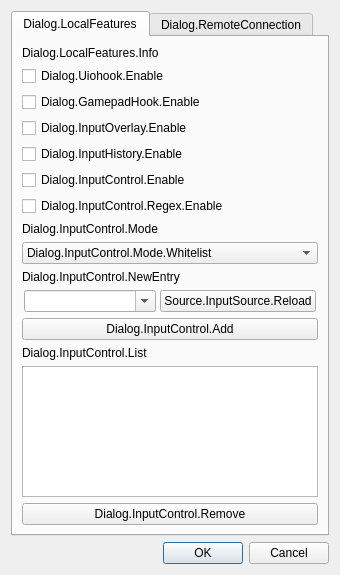
Above: io-obs/gui/io_settings_dialog.ui from univrsal/input-overlay before the change. Below: the same form after it.
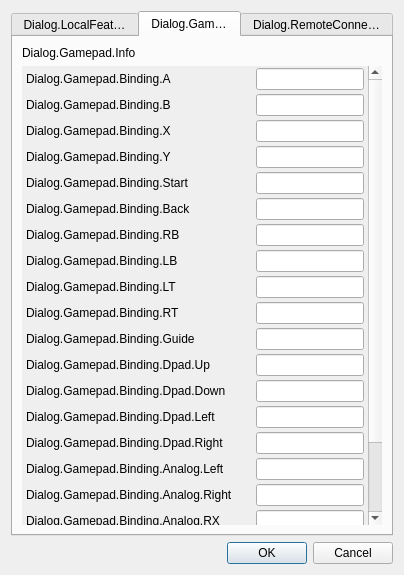
That is the form after the change.

Commit message: gamepad button binding gui

```diff
--- a/io-obs/gui/io_settings_dialog.ui
+++ b/io-obs/gui/io_settings_dialog.ui
@@ -6,7 +6,7 @@
    <rect>
     <x>0</x>
     <y>0</y>
-    <width>340</width>
+    <width>404</width>
     <height>575</height>
    </rect>
   </property>
@@ -35,11 +35,14 @@
       <enum>QTabWidget::Rounded</enum>
      </property>
      <property name="currentIndex">
-      <number>0</number>
+      <number>1</number>
      </property>
      <property name="elideMode">
       <enum>Qt::ElideRight</enum>
      </property>
+     <property name="documentMode">
+      <bool>false</bool>
+     </property>
      <property name="tabsClosable">
       <bool>false</bool>
      </property>
@@ -210,6 +213,1056 @@
        </item>
       </layout>
      </widget>
+     <widget class="QWidget" name="tab_gamepad">
+      <attribute name="title">
+       <string>Dialog.Gamepad</string>
+      </attribute>
+      <layout class="QVBoxLayout" name="verticalLayout_3">
+       <item>
+        <widget class="QLabel" name="lbl_bindings">
+         <property name="text">
+          <string>Dialog.Gamepad.Info</string>
+         </property>
+        </widget>
+       </item>
+       <item>
+        <widget class="QScrollArea" name="scrollArea">
+         <property name="frameShape">
+          <enum>QFrame::NoFrame</enum>
+         </property>
+         <property name="widgetResizable">
+          <bool>true</bool>
+         </property>
+         <widget class="QWidget" name="scrollAreaWidgetContents">
+          <property name="geometry">
+           <rect>
+            <x>0</x>
+            <y>0</y>
+            <width>396</width>
+            <height>735</height>
+           </rect>
+          </property>
+          <layout class="QVBoxLayout" name="verticalLayout_5">
+           <property name="spacing">
+            <number>0</number>
+           </property>
+           <property name="margin">
+            <number>0</number>
+           </property>
+           <item>
+            <widget class="QFrame" name="a">
+             <property name="frameShape">
+              <enum>QFrame::NoFrame</enum>
+             </property>
+             <property name="frameShadow">
+              <enum>QFrame::Raised</enum>
+             </property>
+             <layout class="QHBoxLayout" name="horizontalLayout_2">
+              <property name="spacing">
+               <number>4</number>
+              </property>
+              <property name="leftMargin">
+               <number>4</number>
+              </property>
+              <property name="topMargin">
+               <number>2</number>
+              </property>
+              <property name="rightMargin">
+               <number>4</number>
+              </property>
+              <property name="bottomMargin">
+               <number>2</number>
+              </property>
+              <item>
+               <widget class="QLabel" name="lbl_a">
+                <property name="text">
+                 <string>Dialog.Gamepad.Binding.A</string>
+                </property>
+               </widget>
+              </item>
+              <item>
+               <widget class="QLineEdit" name="txt_a">
+                <property name="sizePolicy">
+                 <sizepolicy hsizetype="Fixed" vsizetype="Fixed">
+                  <horstretch>0</horstretch>
+                  <verstretch>0</verstretch>
+                 </sizepolicy>
+                </property>
+                <property name="inputMask">
+                 <string>09; </string>
+                </property>
+                <property name="readOnly">
+                 <bool>false</bool>
+                </property>
+               </widget>
+              </item>
+             </layout>
+            </widget>
+           </item>
+           <item>
+            <widget class="QFrame" name="b">
+             <property name="frameShape">
+              <enum>QFrame::NoFrame</enum>
+             </property>
+             <property name="frameShadow">
+              <enum>QFrame::Raised</enum>
+             </property>
+             <layout class="QHBoxLayout" name="horizontalLayout_3">
+              <property name="spacing">
+               <number>4</number>
+              </property>
+              <property name="leftMargin">
+               <number>4</number>
+              </property>
+              <property name="topMargin">
+               <number>2</number>
+              </property>
+              <property name="rightMargin">
+               <number>4</number>
+              </property>
+              <property name="bottomMargin">
+               <number>2</number>
+              </property>
+              <item>
+               <widget class="QLabel" name="lbl_b">
+                <property name="text">
+                 <string>Dialog.Gamepad.Binding.B</string>
+                </property>
+               </widget>
+              </item>
+              <item>
+               <widget class="QLineEdit" name="txt_b">
+                <property name="sizePolicy">
+                 <sizepolicy hsizetype="Fixed" vsizetype="Fixed">
+                  <horstretch>0</horstretch>
+                  <verstretch>0</verstretch>
+                 </sizepolicy>
+                </property>
+                <property name="inputMask">
+                 <string>09; </string>
+                </property>
+                <property name="readOnly">
+                 <bool>false</bool>
+                </property>
+               </widget>
+              </item>
+             </layout>
+            </widget>
+           </item>
+           <item>
+            <widget class="QFrame" name="x">
+             <property name="frameShape">
+              <enum>QFrame::NoFrame</enum>
+             </property>
+             <property name="frameShadow">
+              <enum>QFrame::Raised</enum>
+             </property>
+             <layout class="QHBoxLayout" name="horizontalLayout_4">
+              <property name="spacing">
+               <number>4</number>
+              </property>
+              <property name="leftMargin">
+               <number>4</number>
+              </property>
+              <property name="topMargin">
+               <number>2</number>
+              </property>
+              <property name="rightMargin">
+               <number>4</number>
+              </property>
+              <property name="bottomMargin">
+               <number>2</number>
+              </property>
+              <item>
+               <widget class="QLabel" name="lbl_x">
+                <property name="text">
+                 <string>Dialog.Gamepad.Binding.X</string>
+                </property>
+               </widget>
+              </item>
+              <item>
+               <widget class="QLineEdit" name="txt_x">
+                <property name="sizePolicy">
+                 <sizepolicy hsizetype="Fixed" vsizetype="Fixed">
+                  <horstretch>0</horstretch>
+                  <verstretch>0</verstretch>
+                 </sizepolicy>
+                </property>
+                <property name="inputMask">
+                 <string>09; </string>
+                </property>
+                <property name="readOnly">
+                 <bool>false</bool>
+                </property>
+               </widget>
+              </item>
+             </layout>
+            </widget>
+           </item>
+           <item>
+            <widget class="QFrame" name="y">
+             <property name="frameShape">
+              <enum>QFrame::NoFrame</enum>
+             </property>
+             <property name="frameShadow">
+              <enum>QFrame::Raised</enum>
+             </property>
+             <layout class="QHBoxLayout" name="horizontalLayout_5">
+              <property name="spacing">
+               <number>4</number>
+              </property>
+              <property name="leftMargin">
+               <number>4</number>
+              </property>
+              <property name="topMargin">
+               <number>2</number>
+              </property>
+              <property name="rightMargin">
+               <number>4</number>
+              </property>
+              <property name="bottomMargin">
+               <number>2</number>
+              </property>
+              <item>
+               <widget class="QLabel" name="lbl_y">
+                <property name="text">
+                 <string>Dialog.Gamepad.Binding.Y</string>
+                </property>
+               </widget>
+              </item>
+              <item>
+               <widget class="QLineEdit" name="txt_y">
+                <property name="sizePolicy">
+                 <sizepolicy hsizetype="Fixed" vsizetype="Fixed">
+                  <horstretch>0</horstretch>
+                  <verstretch>0</verstretch>
+                 </sizepolicy>
+                </property>
+                <property name="inputMask">
+                 <string>09; </string>
+                </property>
+                <property name="readOnly">
+                 <bool>false</bool>
+                </property>
+               </widget>
+              </item>
+             </layout>
+            </widget>
+           </item>
+           <item>
+            <widget class="QFrame" name="start">
+             <property name="frameShape">
+              <enum>QFrame::NoFrame</enum>
+             </property>
+             <property name="frameShadow">
+              <enum>QFrame::Raised</enum>
+             </property>
+             <layout class="QHBoxLayout" name="horizontalLayout_6">
+              <property name="spacing">
+               <number>4</number>
+              </property>
+              <property name="leftMargin">
+               <number>4</number>
+              </property>
+              <property name="topMargin">
+               <number>2</number>
+              </property>
+              <property name="rightMargin">
+               <number>4</number>
+              </property>
+              <property name="bottomMargin">
+               <number>2</number>
+              </property>
+              <item>
+               <widget class="QLabel" name="lbl_start">
+                <property name="text">
+                 <string>Dialog.Gamepad.Binding.Start</string>
+                </property>
+               </widget>
+              </item>
+              <item>
+               <widget class="QLineEdit" name="txt_start">
+                <property name="sizePolicy">
+                 <sizepolicy hsizetype="Fixed" vsizetype="Fixed">
+                  <horstretch>0</horstretch>
+                  <verstretch>0</verstretch>
+                 </sizepolicy>
+                </property>
+                <property name="inputMask">
+                 <string>09; </string>
+                </property>
+                <property name="readOnly">
+                 <bool>false</bool>
+                </property>
+               </widget>
+              </item>
+             </layout>
+            </widget>
+           </item>
+           <item>
+            <widget class="QFrame" name="back">
+             <property name="frameShape">
+              <enum>QFrame::NoFrame</enum>
+             </property>
+             <property name="frameShadow">
+              <enum>QFrame::Raised</enum>
+             </property>
+             <layout class="QHBoxLayout" name="horizontalLayout_7">
+              <property name="spacing">
+               <number>4</number>
+              </property>
+              <property name="leftMargin">
+               <number>4</number>
+              </property>
+              <property name="topMargin">
+               <number>2</number>
+              </property>
+              <property name="rightMargin">
+               <number>4</number>
+              </property>
+              <property name="bottomMargin">
+               <number>2</number>
+              </property>
+              <item>
+               <widget class="QLabel" name="lbl_back">
+                <property name="text">
+                 <string>Dialog.Gamepad.Binding.Back</string>
+                </property>
+               </widget>
+              </item>
+              <item>
+               <widget class="QLineEdit" name="txt_back">
+                <property name="sizePolicy">
+                 <sizepolicy hsizetype="Fixed" vsizetype="Fixed">
+                  <horstretch>0</horstretch>
+                  <verstretch>0</verstretch>
+                 </sizepolicy>
+                </property>
+                <property name="inputMask">
+                 <string>09; </string>
+                </property>
+                <property name="readOnly">
+                 <bool>false</bool>
+                </property>
+               </widget>
+              </item>
+             </layout>
+            </widget>
+           </item>
+           <item>
+            <widget class="QFrame" name="rb">
+             <property name="frameShape">
+              <enum>QFrame::NoFrame</enum>
+             </property>
+             <property name="frameShadow">
+              <enum>QFrame::Raised</enum>
+             </property>
+             <layout class="QHBoxLayout" name="horizontalLayout_8">
+              <property name="spacing">
+               <number>4</number>
+              </property>
+              <property name="leftMargin">
+               <number>4</number>
+              </property>
+              <property name="topMargin">
+               <number>2</number>
+              </property>
+              <property name="rightMargin">
+               <number>4</number>
+              </property>
+              <property name="bottomMargin">
+               <number>2</number>
+              </property>
+              <item>
+               <widget class="QLabel" name="lbl_rb">
+                <property name="text">
+                 <string>Dialog.Gamepad.Binding.RB</string>
+                </property>
+               </widget>
+              </item>
+              <item>
+               <widget class="QLineEdit" name="txt_rb">
+                <property name="sizePolicy">
+                 <sizepolicy hsizetype="Fixed" vsizetype="Fixed">
+                  <horstretch>0</horstretch>
+                  <verstretch>0</verstretch>
+                 </sizepolicy>
+                </property>
+                <property name="inputMask">
+                 <string>09; </string>
+                </property>
+                <property name="readOnly">
+                 <bool>false</bool>
+                </property>
+               </widget>
+              </item>
+             </layout>
+            </widget>
+           </item>
+           <item>
+            <widget class="QFrame" name="lb">
+             <property name="frameShape">
+              <enum>QFrame::NoFrame</enum>
+             </property>
+             <property name="frameShadow">
+              <enum>QFrame::Raised</enum>
+             </property>
+             <layout class="QHBoxLayout" name="horizontalLayout_9">
+              <property name="leftMargin">
+               <number>4</number>
+              </property>
+              <property name="topMargin">
+               <number>2</number>
+              </property>
+              <property name="rightMargin">
+               <number>4</number>
+              </property>
+              <property name="bottomMargin">
+               <number>2</number>
+              </property>
+              <item>
+               <widget class="QLabel" name="lbl_lb">
+                <property name="text">
+                 <string>Dialog.Gamepad.Binding.LB</string>
+                </property>
+               </widget>
+              </item>
+              <item>
+               <widget class="QLineEdit" name="txt_lb">
+                <property name="sizePolicy">
+                 <sizepolicy hsizetype="Fixed" vsizetype="Fixed">
+                  <horstretch>0</horstretch>
+                  <verstretch>0</verstretch>
+                 </sizepolicy>
+                </property>
+                <property name="inputMask">
+                 <string>09; </string>
+                </property>
+                <property name="readOnly">
+                 <bool>false</bool>
+                </property>
+               </widget>
+              </item>
+             </layout>
+            </widget>
+           </item>
+           <item>
+            <widget class="QFrame" name="lt">
+             <property name="frameShape">
+              <enum>QFrame::NoFrame</enum>
+             </property>
+             <property name="frameShadow">
+              <enum>QFrame::Raised</enum>
+             </property>
+             <layout class="QHBoxLayout" name="horizontalLayout_10">
+              <property name="leftMargin">
+               <number>4</number>
+              </property>
+              <property name="topMargin">
+               <number>2</number>
+              </property>
+              <property name="rightMargin">
+               <number>4</number>
+              </property>
+              <property name="bottomMargin">
+               <number>2</number>
+              </property>
+              <item>
+               <widget class="QLabel" name="lbl_lt">
+                <property name="text">
+                 <string>Dialog.Gamepad.Binding.LT</string>
+                </property>
+               </widget>
+              </item>
+              <item>
+               <widget class="QLineEdit" name="txt_lt">
+                <property name="sizePolicy">
+                 <sizepolicy hsizetype="Fixed" vsizetype="Fixed">
+                  <horstretch>0</horstretch>
+                  <verstretch>0</verstretch>
+                 </sizepolicy>
+                </property>
+                <property name="inputMask">
+                 <string>09; </string>
+                </property>
+                <property name="readOnly">
+                 <bool>false</bool>
+                </property>
+               </widget>
+              </item>
+             </layout>
+            </widget>
+           </item>
+           <item>
+            <widget class="QFrame" name="rt">
+             <property name="frameShape">
+              <enum>QFrame::NoFrame</enum>
+             </property>
+             <property name="frameShadow">
+              <enum>QFrame::Raised</enum>
+             </property>
+             <layout class="QHBoxLayout" name="horizontalLayout_11">
+              <property name="leftMargin">
+               <number>4</number>
+              </property>
+              <property name="topMargin">
+               <number>2</number>
+              </property>
+              <property name="rightMargin">
+               <number>4</number>
+              </property>
+              <property name="bottomMargin">
+               <number>2</number>
+              </property>
+              <item>
+               <widget class="QLabel" name="lbl_rt">
+                <property name="text">
+                 <string>Dialog.Gamepad.Binding.RT</string>
+                </property>
+               </widget>
+              </item>
+              <item>
+               <widget class="QLineEdit" name="txt_rt">
+                <property name="sizePolicy">
+                 <sizepolicy hsizetype="Fixed" vsizetype="Fixed">
+                  <horstretch>0</horstretch>
+                  <verstretch>0</verstretch>
+                 </sizepolicy>
+                </property>
+                <property name="inputMask">
+                 <string>09; </string>
+                </property>
+                <property name="readOnly">
+                 <bool>false</bool>
+                </property>
+               </widget>
+              </item>
+             </layout>
+            </widget>
+           </item>
+           <item>
+            <widget class="QFrame" name="guide">
+             <property name="frameShape">
+              <enum>QFrame::NoFrame</enum>
+             </property>
+             <property name="frameShadow">
+              <enum>QFrame::Raised</enum>
+             </property>
+             <layout class="QHBoxLayout" name="horizontalLayout_22">
+              <property name="leftMargin">
+               <number>4</number>
+              </property>
+              <property name="topMargin">
+               <number>2</number>
+              </property>
+              <property name="rightMargin">
+               <number>4</number>
+              </property>
+              <property name="bottomMargin">
+               <number>2</number>
+              </property>
+              <item>
+               <widget class="QLabel" name="lbl_guide">
+                <property name="text">
+                 <string>Dialog.Gamepad.Binding.Guide</string>
+                </property>
+               </widget>
+              </item>
+              <item>
+               <widget class="QLineEdit" name="txt_guide">
+                <property name="sizePolicy">
+                 <sizepolicy hsizetype="Fixed" vsizetype="Fixed">
+                  <horstretch>0</horstretch>
+                  <verstretch>0</verstretch>
+                 </sizepolicy>
+                </property>
+                <property name="inputMask">
+                 <string>09; </string>
+                </property>
+                <property name="readOnly">
+                 <bool>false</bool>
+                </property>
+               </widget>
+              </item>
+             </layout>
+            </widget>
+           </item>
+           <item>
+            <widget class="QFrame" name="dpad_up">
+             <property name="frameShape">
+              <enum>QFrame::NoFrame</enum>
+             </property>
+             <property name="frameShadow">
+              <enum>QFrame::Raised</enum>
+             </property>
+             <layout class="QHBoxLayout" name="horizontalLayout_12">
+              <property name="leftMargin">
+               <number>4</number>
+              </property>
+              <property name="topMargin">
+               <number>2</number>
+              </property>
+              <property name="rightMargin">
+               <number>4</number>
+              </property>
+              <property name="bottomMargin">
+               <number>2</number>
+              </property>
+              <item>
+               <widget class="QLabel" name="lbl_dpad_up">
+                <property name="text">
+                 <string>Dialog.Gamepad.Binding.Dpad.Up</string>
+                </property>
+               </widget>
+              </item>
+              <item>
+               <widget class="QLineEdit" name="txt_dpad_up">
+                <property name="sizePolicy">
+                 <sizepolicy hsizetype="Fixed" vsizetype="Fixed">
+                  <horstretch>0</horstretch>
+                  <verstretch>0</verstretch>
+                 </sizepolicy>
+                </property>
+                <property name="inputMask">
+                 <string>09; </string>
+                </property>
+                <property name="readOnly">
+                 <bool>false</bool>
+                </property>
+               </widget>
+              </item>
+             </layout>
+            </widget>
+           </item>
+           <item>
+            <widget class="QFrame" name="dpad_down">
+             <property name="frameShape">
+              <enum>QFrame::NoFrame</enum>
+             </property>
+             <property name="frameShadow">
+              <enum>QFrame::Raised</enum>
+             </property>
+             <layout class="QHBoxLayout" name="horizontalLayout_13">
+              <property name="leftMargin">
+               <number>4</number>
+              </property>
+              <property name="topMargin">
+               <number>2</number>
+              </property>
+              <property name="rightMargin">
+               <number>4</number>
+              </property>
+              <property name="bottomMargin">
+               <number>2</number>
+              </property>
+              <item>
+               <widget class="QLabel" name="lbl_dpad_down">
+                <property name="text">
+                 <string>Dialog.Gamepad.Binding.Dpad.Down</string>
+                </property>
+               </widget>
+              </item>
+              <item>
+               <widget class="QLineEdit" name="txt_dpad_down">
+                <property name="sizePolicy">
+                 <sizepolicy hsizetype="Fixed" vsizetype="Fixed">
+                  <horstretch>0</horstretch>
+                  <verstretch>0</verstretch>
+                 </sizepolicy>
+                </property>
+                <property name="inputMask">
+                 <string>09; </string>
+                </property>
+                <property name="readOnly">
+                 <bool>false</bool>
+                </property>
+               </widget>
+              </item>
+             </layout>
+            </widget>
+           </item>
+           <item>
+            <widget class="QFrame" name="dpad_left">
+             <property name="frameShape">
+              <enum>QFrame::NoFrame</enum>
+             </property>
+             <property name="frameShadow">
+              <enum>QFrame::Raised</enum>
+             </property>
+             <layout class="QHBoxLayout" name="horizontalLayout_14">
+              <property name="leftMargin">
+               <number>4</number>
+              </property>
+              <property name="topMargin">
+               <number>2</number>
+              </property>
+              <property name="rightMargin">
+               <number>4</number>
+              </property>
+              <property name="bottomMargin">
+               <number>2</number>
+              </property>
+              <item>
+               <widget class="QLabel" name="lbl_dpad_left">
+                <property name="text">
+                 <string>Dialog.Gamepad.Binding.Dpad.Left</string>
+                </property>
+               </widget>
+              </item>
+              <item>
+               <widget class="QLineEdit" name="txt_dpad_left">
+                <property name="sizePolicy">
+                 <sizepolicy hsizetype="Fixed" vsizetype="Fixed">
+                  <horstretch>0</horstretch>
+                  <verstretch>0</verstretch>
+                 </sizepolicy>
+                </property>
+                <property name="inputMask">
+                 <string>09; </string>
+                </property>
+                <property name="readOnly">
+                 <bool>false</bool>
+                </property>
+               </widget>
+              </item>
+             </layout>
+            </widget>
+           </item>
+           <item>
+            <widget class="QFrame" name="dpad_right">
+             <property name="frameShape">
+              <enum>QFrame::NoFrame</enum>
+             </property>
+             <property name="frameShadow">
+              <enum>QFrame::Raised</enum>
+             </property>
+             <layout class="QHBoxLayout" name="horizontalLayout_15">
+              <property name="leftMargin">
+               <number>4</number>
+              </property>
+              <property name="topMargin">
+               <number>2</number>
+              </property>
+              <property name="rightMargin">
+               <number>4</number>
+              </property>
+              <property name="bottomMargin">
+               <number>2</number>
+              </property>
+              <item>
+               <widget class="QLabel" name="lbl_dpad_right">
+                <property name="text">
+                 <string>Dialog.Gamepad.Binding.Dpad.Right</string>
+                </property>
+               </widget>
+              </item>
+              <item>
+               <widget class="QLineEdit" name="txt_dpad_right">
+                <property name="sizePolicy">
+                 <sizepolicy hsizetype="Fixed" vsizetype="Fixed">
+                  <horstretch>0</horstretch>
+                  <verstretch>0</verstretch>
+                 </sizepolicy>
+                </property>
+                <property name="inputMask">
+                 <string>09; </string>
+                </property>
+                <property name="readOnly">
+                 <bool>false</bool>
+                </property>
+               </widget>
+              </item>
+             </layout>
+            </widget>
+           </item>
+           <item>
+            <widget class="QFrame" name="analog_left">
+             <property name="frameShape">
+              <enum>QFrame::NoFrame</enum>
+             </property>
+             <property name="frameShadow">
+              <enum>QFrame::Raised</enum>
+             </property>
+             <layout class="QHBoxLayout" name="horizontalLayout_16">
+              <property name="leftMargin">
+               <number>4</number>
+              </property>
+              <property name="topMargin">
+               <number>2</number>
+              </property>
+              <property name="rightMargin">
+               <number>4</number>
+              </property>
+              <property name="bottomMargin">
+               <number>2</number>
+              </property>
+              <item>
+               <widget class="QLabel" name="lbl_analog_left">
+                <property name="text">
+                 <string>Dialog.Gamepad.Binding.Analog.Left</string>
+                </property>
+               </widget>
+              </item>
+              <item>
+               <widget class="QLineEdit" name="txt_analog_left">
+                <property name="sizePolicy">
+                 <sizepolicy hsizetype="Fixed" vsizetype="Fixed">
+                  <horstretch>0</horstretch>
+                  <verstretch>0</verstretch>
+                 </sizepolicy>
+                </property>
+                <property name="inputMask">
+                 <string>09; </string>
+                </property>
+                <property name="readOnly">
+                 <bool>false</bool>
+                </property>
+               </widget>
+              </item>
+             </layout>
+            </widget>
+           </item>
+           <item>
+            <widget class="QFrame" name="analog_right">
+             <property name="frameShape">
+              <enum>QFrame::NoFrame</enum>
+             </property>
+             <property name="frameShadow">
+              <enum>QFrame::Raised</enum>
+             </property>
+             <layout class="QHBoxLayout" name="horizontalLayout_17">
+              <property name="leftMargin">
+               <number>4</number>
+              </property>
+              <property name="topMargin">
+               <number>2</number>
+              </property>
+              <property name="rightMargin">
+               <number>4</number>
+              </property>
+              <property name="bottomMargin">
+               <number>2</number>
+              </property>
+              <item>
+               <widget class="QLabel" name="lbl_analog_right">
+                <property name="text">
+                 <string>Dialog.Gamepad.Binding.Analog.Right</string>
+                </property>
+               </widget>
+              </item>
+              <item>
+               <widget class="QLineEdit" name="txt_analog_right">
+                <property name="sizePolicy">
+                 <sizepolicy hsizetype="Fixed" vsizetype="Fixed">
+                  <horstretch>0</horstretch>
+                  <verstretch>0</verstretch>
+                 </sizepolicy>
+                </property>
+                <property name="inputMask">
+                 <string>09; </string>
+                </property>
+                <property name="readOnly">
+                 <bool>false</bool>
+                </property>
+               </widget>
+              </item>
+             </layout>
+            </widget>
+           </item>
+           <item>
+            <widget class="QFrame" name="rx">
+             <property name="frameShape">
+              <enum>QFrame::NoFrame</enum>
+             </property>
+             <property name="frameShadow">
+              <enum>QFrame::Raised</enum>
+             </property>
+             <layout class="QHBoxLayout" name="horizontalLayout_18">
+              <property name="leftMargin">
+               <number>4</number>
+              </property>
+              <property name="topMargin">
+               <number>2</number>
+              </property>
+              <property name="rightMargin">
+               <number>4</number>
+              </property>
+              <property name="bottomMargin">
+               <number>2</number>
+              </property>
+              <item>
+               <widget class="QLabel" name="lbl_rx">
+                <property name="text">
+                 <string>Dialog.Gamepad.Binding.Analog.RX</string>
+                </property>
+               </widget>
+              </item>
+              <item>
+               <widget class="QLineEdit" name="txt_rx">
+                <property name="sizePolicy">
+                 <sizepolicy hsizetype="Fixed" vsizetype="Fixed">
+                  <horstretch>0</horstretch>
+                  <verstretch>0</verstretch>
+                 </sizepolicy>
+                </property>
+                <property name="inputMask">
+                 <string>09; </string>
+                </property>
+                <property name="readOnly">
+                 <bool>false</bool>
+                </property>
+               </widget>
+              </item>
+             </layout>
+            </widget>
+           </item>
+           <item>
+            <widget class="QFrame" name="ry">
+             <property name="frameShape">
+              <enum>QFrame::NoFrame</enum>
+             </property>
+             <property name="frameShadow">
+              <enum>QFrame::Raised</enum>
+             </property>
+             <layout class="QHBoxLayout" name="horizontalLayout_19">
+              <property name="leftMargin">
+               <number>4</number>
+              </property>
+              <property name="topMargin">
+               <number>2</number>
+              </property>
+              <property name="rightMargin">
+               <number>4</number>
+              </property>
+              <property name="bottomMargin">
+               <number>2</number>
+              </property>
+              <item>
+               <widget class="QLabel" name="lbl_ry">
+                <property name="text">
+                 <string>Dialog.Gamepad.Binding.Analog.RY</string>
+                </property>
+               </widget>
+              </item>
+              <item>
+               <widget class="QLineEdit" name="txt_ry">
+                <property name="sizePolicy">
+                 <sizepolicy hsizetype="Fixed" vsizetype="Fixed">
+                  <horstretch>0</horstretch>
+                  <verstretch>0</verstretch>
+                 </sizepolicy>
+                </property>
+                <property name="inputMask">
+                 <string>09; </string>
+                </property>
+                <property name="readOnly">
+                 <bool>false</bool>
+                </property>
+               </widget>
+              </item>
+             </layout>
+            </widget>
+           </item>
+           <item>
+            <widget class="QFrame" name="lx">
+             <property name="frameShape">
+              <enum>QFrame::NoFrame</enum>
+             </property>
+             <property name="frameShadow">
+              <enum>QFrame::Raised</enum>
+             </property>
+             <layout class="QHBoxLayout" name="horizontalLayout_20">
+              <property name="leftMargin">
+               <number>4</number>
+              </property>
+              <property name="topMargin">
+               <number>2</number>
+              </property>
+              <property name="rightMargin">
+               <number>4</number>
+              </property>
+              <property name="bottomMargin">
+               <number>2</number>
+              </property>
+              <item>
+               <widget class="QLabel" name="lbl_lx">
+                <property name="text">
+                 <string>Dialog.Gamepad.Binding.Analog.LX</string>
+                </property>
+               </widget>
+              </item>
+              <item>
+               <widget class="QLineEdit" name="txt_lx">
+                <property name="sizePolicy">
+                 <sizepolicy hsizetype="Fixed" vsizetype="Fixed">
+                  <horstretch>0</horstretch>
+                  <verstretch>0</verstretch>
+                 </sizepolicy>
+                </property>
+                <property name="inputMask">
+                 <string>09; </string>
+                </property>
+                <property name="readOnly">
+                 <bool>false</bool>
+                </property>
+               </widget>
+              </item>
+             </layout>
+            </widget>
+           </item>
+           <item>
+            <widget class="QFrame" name="ly">
+             <property name="frameShape">
+              <enum>QFrame::NoFrame</enum>
+             </property>
+             <property name="frameShadow">
+              <enum>QFrame::Raised</enum>
+             </property>
+             <layout class="QHBoxLayout" name="horizontalLayout_21">
+              <property name="leftMargin">
+               <number>4</number>
+              </property>
+              <property name="topMargin">
+               <number>2</number>
+              </property>
+              <property name="rightMargin">
+               <number>4</number>
+              </property>
+              <property name="bottomMargin">
+               <number>2</number>
+              </property>
+              <item>
+               <widget class="QLabel" name="lbl_ly">
+                <property name="text">
+                 <string>Dialog.Gamepad.Binding.Analog.LY</string>
+                </property>
+               </widget>
+              </item>
+              <item>
+               <widget class="QLineEdit" name="txt_ly">
+                <property name="sizePolicy">
+                 <sizepolicy hsizetype="Fixed" vsizetype="Fixed">
+                  <horstretch>0</horstretch>
+                  <verstretch>0</verstretch>
+                 </sizepolicy>
+                </property>
+                <property name="inputMask">
+                 <string>09; </string>
+                </property>
+                <property name="readOnly">
+                 <bool>false</bool>
+                </property>
+               </widget>
+              </item>
+             </layout>
+            </widget>
+           </item>
+          </layout>
+         </widget>
+        </widget>
+       </item>
+      </layout>
+     </widget>
      <widget class="QWidget" name="tab_remote">
       <property name="sizePolicy">
        <sizepolicy hsizetype="Preferred" vsizetype="Preferred">
```
Left out of the diff: 10 changed lines with no effect on the pictures. The commit also changes 6 other files.
